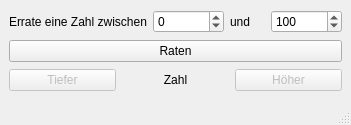
This is mainwindow.ui in Alsweider/Zahlenraten as Qt 5 draws it before an edit. The edited form follows.
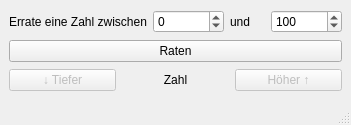
This is the edited form.

What changed in the file:
```diff
--- a/mainwindow.ui
+++ b/mainwindow.ui
@@ -36,7 +36,7 @@
          <string>Finde eine niedrigere Zahl als die aktuell geschätzte.</string>
         </property>
         <property name="text">
-         <string>Tiefer</string>
+         <string>↓ Tiefer</string>
         </property>
        </widget>
       </item>
@@ -59,7 +59,7 @@
          <string>Finde eine höhere Zahl als die aktuell geschätzte.</string>
         </property>
         <property name="text">
-         <string>Höher</string>
+         <string>Höher ↑</string>
         </property>
        </widget>
       </item>
```
